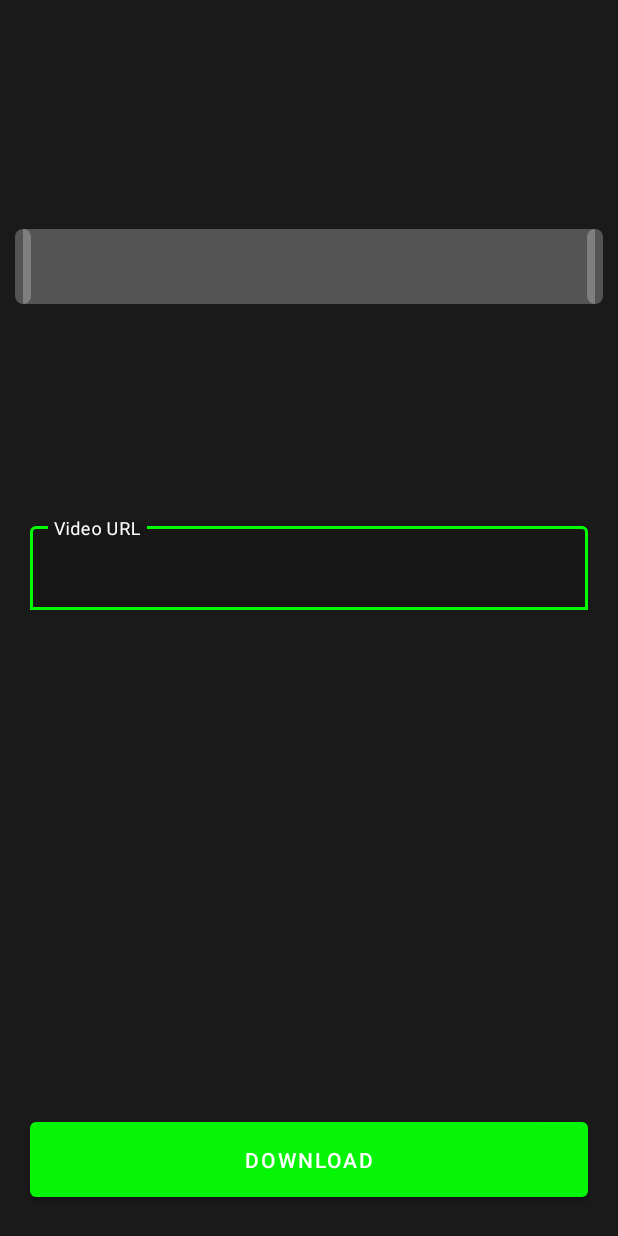
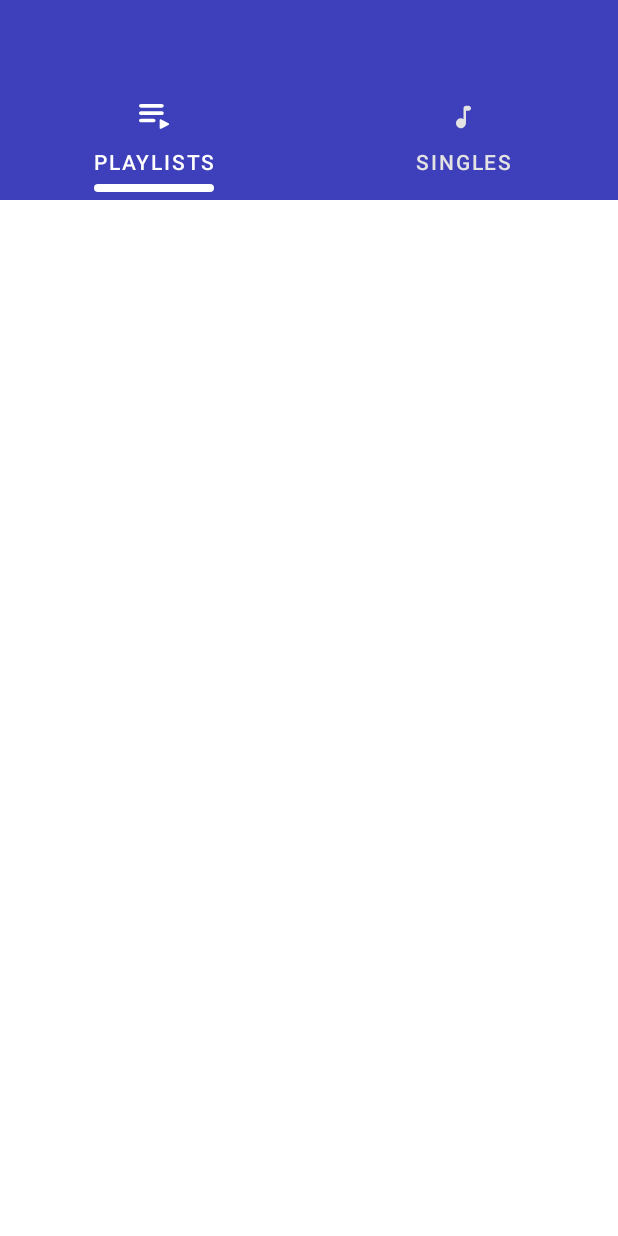
Before and after one commit to muhammed9865/VidMe, an Android app: the layout activity_main.xml on its own in the app's theme, with its tools: preview values and no code run, on a phone screen of 412 x 824 dp. Run offline under Robolectric (Android 15) with nearby library versions, the phone set to English and light mode, and no system bars.

Commit message:
setup MainActivity.kt with ViewPager and Tabs Layout

```diff
--- a/app/src/main/AndroidManifest.xml
+++ b/app/src/main/AndroidManifest.xml
@@ -19,7 +19,7 @@
         android:theme="@style/Theme.VidMe"
         tools:targetApi="31">
         <activity
-            android:name=".MainActivity"
+            android:name=".presentation.MainActivity"
             android:exported="true">
             <intent-filter>
                 <action android:name="android.intent.action.MAIN" />
--- /dev/null
+++ b/app/src/main/res/color/tabs_color_state.xml
@@ -0,0 +1,5 @@
+<?xml version="1.0" encoding="utf-8"?>
+<selector xmlns:android="http://schemas.android.com/apk/res/android">
+    <item android:color="@color/primaryTextOnSurface" android:state_selected="true" />
+    <item android:color="@color/secondaryTextOnSurface" android:state_selected="false" />
+</selector>
--- /dev/null
+++ b/app/src/main/res/drawable/tab_indicator.xml
@@ -0,0 +1,7 @@
+<?xml version="1.0" encoding="utf-8"?>
+<shape xmlns:android="http://schemas.android.com/apk/res/android"
+    android:shape="rectangle">
+    <corners android:radius="10dp" />
+    <solid android:color="@color/primaryTextOnSurface" />
+    <size android:height="5dp" />
+</shape>
--- a/app/src/main/res/layout/activity_main.xml
+++ b/app/src/main/res/layout/activity_main.xml
@@ -4,106 +4,50 @@
     xmlns:tools="http://schemas.android.com/tools"
     android:layout_width="match_parent"
     android:layout_height="match_parent"
-    android:background="#1B1A1A"
-    android:padding="10dp"
-    tools:context=".MainActivity">
+    tools:context=".presentation.MainActivity">
 
-    <com.google.android.material.progressindicator.LinearProgressIndicator
-        android:id="@+id/progress"
-        android:layout_width="0dp"
+    <androidx.appcompat.widget.Toolbar
+        android:id="@+id/main_toolbar"
+        android:layout_width="match_parent"
         android:layout_height="wrap_content"
-        android:indeterminate="false"
-        android:max="100"
+        android:background="@color/toolbarColor"
+        app:layout_constraintTop_toTopOf="parent"
+        app:titleTextColor="@color/primaryTextOnSurface" />
 
-        android:text="Hello World!"
-        android:textColor="@color/white"
-        app:trackThickness="50dp"
-        app:indicatorColor="#00FF00"
+    <com.google.android.material.tabs.TabLayout
+        android:id="@+id/tab_layout"
+        android:layout_width="match_parent"
+        android:layout_height="wrap_content"
+        android:background="@color/toolbarColor"
+        android:paddingBottom="5dp"
+        app:layout_constraintTop_toBottomOf="@+id/main_toolbar"
+        app:tabIconTint="@color/tabs_color_state"
+        app:tabIndicator="@drawable/tab_indicator"
+        app:tabIndicatorColor="@color/primaryTextOnSurface"
+        app:tabIndicatorFullWidth="false"
+        app:tabIndicatorGravity="bottom"
+        app:tabTextColor="@color/tabs_color_state">
 
-        app:layout_constraintBottom_toTopOf="@+id/textInputLayout"
+        <com.google.android.material.tabs.TabItem
+            android:layout_width="wrap_content"
+            android:layout_height="wrap_content"
+            android:icon="@drawable/ic_playlist"
+            android:text="@string/playlists" />
+
+        <com.google.android.material.tabs.TabItem
+            android:layout_width="wrap_content"
+            android:layout_height="wrap_content"
+            android:icon="@drawable/ic_single"
+            android:text="@string/singles" />
+    </com.google.android.material.tabs.TabLayout>
+
+    <androidx.viewpager2.widget.ViewPager2
+        android:id="@+id/fragments_pager"
+        android:layout_width="match_parent"
+        android:layout_height="0dp"
+        app:layout_constraintBottom_toBottomOf="parent"
         app:layout_constraintEnd_toEndOf="parent"
-        app:layout_constraintHorizontal_chainStyle="packed"
-        app:layout_constraintStart_toStartOf="parent"
-        app:layout_constraintTop_toTopOf="parent"
-        app:trackColor="#40FFFFFF"
-        app:trackCornerRadius="5dp" />
-
-    <TextView
-        android:id="@+id/time_remaining"
-        android:layout_width="wrap_content"
-        android:layout_height="wrap_content"
-        android:layout_marginTop="8dp"
-
-        android:textColor="#00FF00"
-        app:layout_constraintEnd_toEndOf="parent"
-        app:layout_constraintTop_toBottomOf="@+id/progress" />
-
-    <com.google.android.material.textfield.TextInputLayout
-        android:id="@+id/textInputLayout"
-        android:layout_width="0dp"
-        android:layout_height="wrap_content"
-        android:hint="Video URL"
-        app:boxBackgroundMode="outline"
-        app:boxStrokeColor="#00FF00"
-        app:boxStrokeWidth="2dp"
-        app:hintEnabled="true"
-        app:hintTextColor="@color/white"
-        app:layout_constraintBottom_toTopOf="@+id/download"
-        app:layout_constraintEnd_toEndOf="@+id/download"
-        app:layout_constraintStart_toStartOf="@+id/download"
-        app:layout_constraintTop_toTopOf="parent">
-
-        <com.google.android.material.textfield.TextInputEditText
-            android:id="@+id/url_et"
-            android:layout_width="match_parent"
-            android:layout_height="wrap_content"
-            android:textColor="@color/white"
-            android:textColorHint="@color/white"
-
-            />
-
-    </com.google.android.material.textfield.TextInputLayout>
+        app:layout_constraintTop_toBottomOf="@+id/tab_layout" />
 
 
-    <com.google.android.material.button.MaterialButton
-        android:id="@+id/download"
-        android:layout_width="0dp"
-        android:layout_height="wrap_content"
-        android:layout_margin="10dp"
-        android:padding="15dp"
-        android:text="Download"
-        app:backgroundTint="@color/primary_color"
-        app:layout_constraintBottom_toBottomOf="parent"
-        app:layout_constraintEnd_toEndOf="parent"
-        app:layout_constraintStart_toStartOf="parent" />
-
-    <TextView
-        android:id="@+id/starting_download_tv"
-        android:layout_width="wrap_content"
-        android:layout_height="wrap_content"
-        android:layout_marginTop="16dp"
-        android:textSize="13sp"
-        android:text="Starting the download.."
-        android:textColor="@color/white"
-        app:layout_constraintStart_toStartOf="@+id/progress"
-        app:layout_constraintTop_toBottomOf="@+id/progress" />
-
-    <ProgressBar
-        android:id="@+id/starting_download_pb"
-        android:layout_width="wrap_content"
-        android:layout_height="0dp"
-        android:indeterminate="true"
-        android:indeterminateTint="@color/primary_color"
-        app:layout_constraintBottom_toBottomOf="@+id/starting_download_tv"
-        app:layout_constraintStart_toEndOf="@+id/starting_download_tv"
-        app:layout_constraintTop_toTopOf="@+id/starting_download_tv" />
-
-
-    <androidx.constraintlayout.widget.Group
-        android:id="@+id/starting_download"
-        android:layout_width="wrap_content"
-        android:layout_height="wrap_content"
-        android:visibility="invisible"
-        app:constraint_referenced_ids="starting_download_pb, starting_download_tv"/>
-
 </androidx.constraintlayout.widget.ConstraintLayout>
--- a/app/src/main/res/values/colors.xml
+++ b/app/src/main/res/values/colors.xml
@@ -7,7 +7,15 @@
     <color name="teal_700">#FF018786</color>
     <color name="black">#FF000000</color>
     <color name="white">#FFFFFFFF</color>
-    <color name="surfaceColor">#6F716D</color>
-    <color name="snackBar_success">#1EC51E</color>
-    <color name="primary_color">#06F406</color>
+
+    <color name="toolbarColor">#3E3FBA</color>
+    <color name="background_color">#F3EEF2</color>
+    <color name="items_color">#265E84</color>
+    <color name="icons_color">#F3EEF2</color>
+    <color name="textOnBackground">#1E1E1E</color>
+    <color name="primaryTextOnSurface">#FFFFFF</color>
+    <color name="secondaryTextOnSurface">#E3E3E3</color>
+    <color name="clickable_color">#DFF04D</color>
+    <color name="onClickable_color">#101010</color>
+    <color name="border_color">#265E84</color>
 </resources>
--- a/app/src/main/res/values/strings.xml
+++ b/app/src/main/res/values/strings.xml
@@ -1,4 +1,8 @@
 <resources>
     <string name="app_name">VidMe</string>
     <string name="time_remaining">Time remaining: %ss</string>
+    <string name="current_video_downloading">Downloading %d of %d</string>
+    <string name="add">add</string>
+    <string name="playlists">Playlists</string>
+    <string name="singles">Singles</string>
 </resources>
--- a/app/src/main/res/values/themes.xml
+++ b/app/src/main/res/values/themes.xml
@@ -1,16 +1,16 @@
-<resources xmlns:tools="http://schemas.android.com/tools">
+<resources>
     <!-- Base application theme. -->
-    <style name="Theme.VidMe" parent="Theme.MaterialComponents.DayNight.DarkActionBar">
+    <style name="Theme.VidMe" parent="Theme.MaterialComponents.DayNight.NoActionBar">
         <!-- Primary brand color. -->
-        <item name="colorPrimary">@color/purple_500</item>
-        <item name="colorPrimaryVariant">@color/purple_700</item>
+        <item name="colorPrimary">@color/toolbarColor</item>
+        <item name="colorPrimaryVariant">#223981</item>
         <item name="colorOnPrimary">@color/white</item>
         <!-- Secondary brand color. -->
-        <item name="colorSecondary">@color/teal_200</item>
+        <item name="colorSecondary">@color/clickable_color</item>
         <item name="colorSecondaryVariant">@color/teal_700</item>
         <item name="colorOnSecondary">@color/black</item>
         <!-- Status bar color. -->
-        <item name="android:statusBarColor" tools:targetApi="l">?attr/colorPrimaryVariant</item>
+        <item name="android:statusBarColor">?attr/colorPrimaryVariant</item>
         <!-- Customize your theme here. -->
     </style>
 </resources>
```
Also changed, not shown: app/src/main/java/com/example/vidme/MainActivity.kt (deleted, +0 -53 lines), app/src/main/java/com/example/vidme/presentation/MainActivity.kt (added, +71 -0 lines), app/src/main/java/com/example/vidme/presentation/fragment/FragmentAdapter.kt (added, +21 -0 lines), app/src/main/res/layout/view_floating_button.xml (added, +14 -0 lines).
